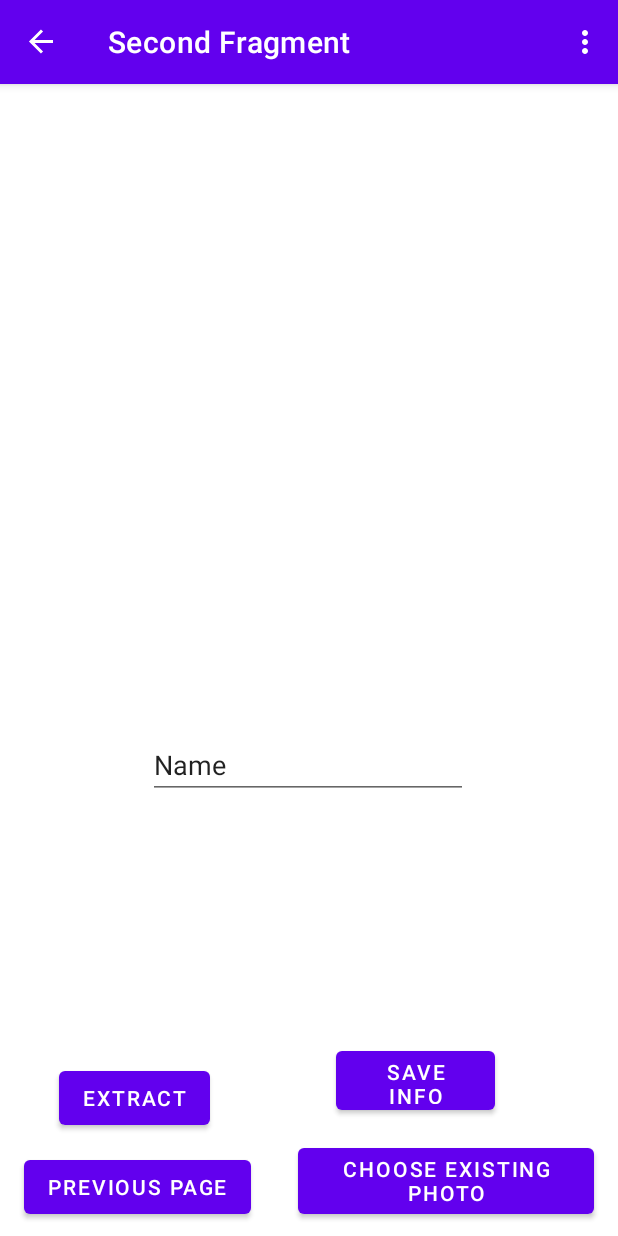
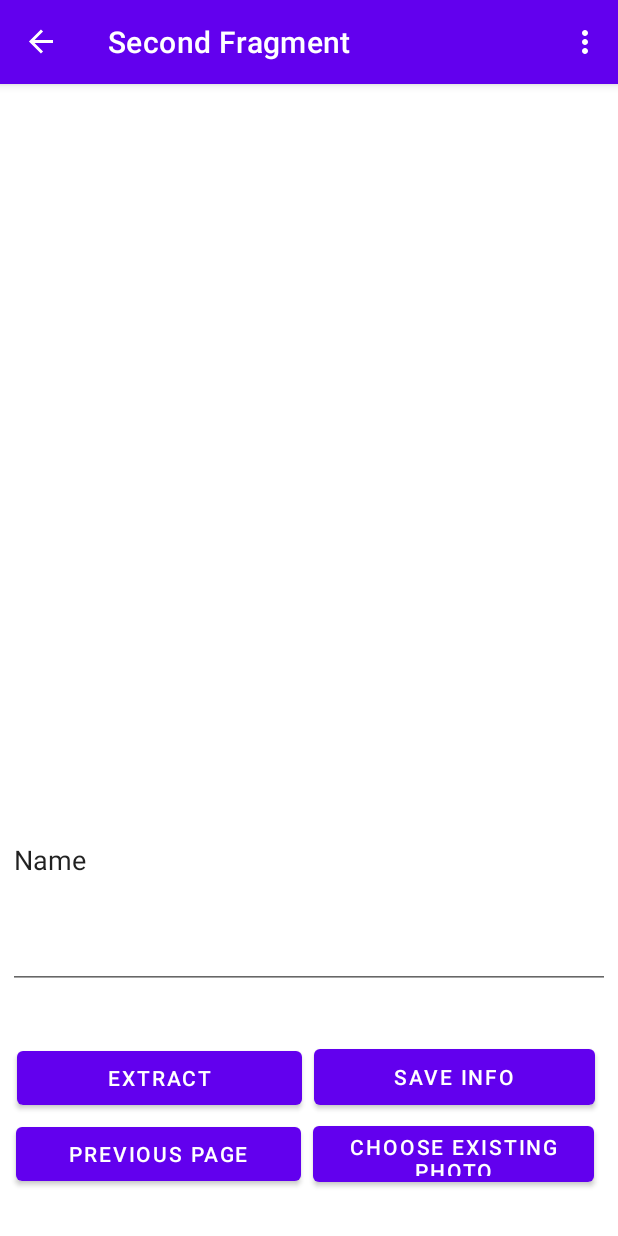
Before and after one commit to BrandonTCozart/receipt, an Android app: the SecondFragment screen opened through its navigation route, on a phone screen of 412 x 824 dp. Run offline under Robolectric (Android 15) with nearby library versions, the phone set to English and light mode, and no system bars; our stand-ins replace navigation-ui; libraries missing offline, so code that uses them is left out: com.google.mlkit.vision.

Commit message:
Updates
updates and simplification

```diff
--- a/app/src/main/java/com/example/iftaproject/FirstFragment.java
+++ b/app/src/main/java/com/example/iftaproject/FirstFragment.java
@@ -36,7 +36,7 @@ public class FirstFragment extends Fragment {
 
 
         notes = dataBaseHelper.getAllNotesFromLocalDB();
-        binding.textViewTotalReceipts.setText("" + notes.size());
+        binding.textViewTotalReceipts.setText("Total receipts scanned: " + notes.size());
 
         binding.buttonFirst.setOnClickListener(new View.OnClickListener() {
             @Override
--- a/app/src/main/java/com/example/iftaproject/SecondFragment.java
+++ b/app/src/main/java/com/example/iftaproject/SecondFragment.java
@@ -109,7 +109,7 @@ public class SecondFragment extends Fragment {
                 }else{
 
 
-                    receipt1 = new receipt("Restaurant", "total", "date", uriString);
+                    receipt1 = new receipt("Restaurant", "total", uriString);
                     dataBaseHelper.addOne(receipt1);
                 }
 
@@ -153,6 +153,7 @@ public class SecondFragment extends Fragment {
                                     //binding.textViewState.setText(state);
                                     //binding.textViewTextResults.setText(totalGallons);
 
+                                    /*
                                     if(data.contains("gas") || data.contains("Gas")|| data.contains("GAS")){
                                         receipt1 = new receipt("Gas", "total", "date", uriString);
                                         binding.editTextType.setText(receipt1.getType());
@@ -167,6 +168,10 @@ public class SecondFragment extends Fragment {
                                         receipt1 = new receipt("grocery", "total", "date", uriString);
                                         binding.editTextType.setText(receipt1.getType());
                                     }
+
+                                     */
+
+                                    binding.editTextType.setText(data);
 
 
 
--- a/app/src/main/res/layout/fragment_second.xml
+++ b/app/src/main/res/layout/fragment_second.xml
@@ -8,27 +8,27 @@
 
     <Button
         android:id="@+id/button_second"
-        android:layout_width="wrap_content"
-        android:layout_height="wrap_content"
+        android:layout_width="190dp"
+        android:layout_height="48dp"
         android:text="previous page"
         app:layout_constraintBottom_toBottomOf="parent"
         app:layout_constraintEnd_toEndOf="parent"
-        app:layout_constraintHorizontal_bias="0.062"
+        app:layout_constraintHorizontal_bias="0.049"
         app:layout_constraintStart_toStartOf="parent"
         app:layout_constraintTop_toTopOf="parent"
-        app:layout_constraintVertical_bias="0.988" />
+        app:layout_constraintVertical_bias="0.957" />
 
     <Button
         android:id="@+id/ReceiptButton"
-        android:layout_width="197dp"
-        android:layout_height="56dp"
+        android:layout_width="187dp"
+        android:layout_height="49dp"
         android:text="Choose Existing Photo"
         app:layout_constraintBottom_toBottomOf="parent"
         app:layout_constraintEnd_toEndOf="parent"
-        app:layout_constraintHorizontal_bias="0.925"
+        app:layout_constraintHorizontal_bias="0.928"
         app:layout_constraintStart_toStartOf="parent"
         app:layout_constraintTop_toTopOf="parent"
-        app:layout_constraintVertical_bias="0.988" />
+        app:layout_constraintVertical_bias="0.958" />
 
     <ImageView
         android:id="@+id/imageViewReceipt"
@@ -44,35 +44,35 @@
 
     <Button
         android:id="@+id/buttonExtract"
-        android:layout_width="wrap_content"
-        android:layout_height="wrap_content"
+        android:layout_width="190dp"
+        android:layout_height="48dp"
         android:text="Extract"
         app:layout_constraintBottom_toBottomOf="parent"
         app:layout_constraintEnd_toEndOf="parent"
-        app:layout_constraintHorizontal_bias="0.126"
+        app:layout_constraintHorizontal_bias="0.051"
         app:layout_constraintStart_toStartOf="parent"
         app:layout_constraintTop_toTopOf="parent"
-        app:layout_constraintVertical_bias="0.906" />
+        app:layout_constraintVertical_bias="0.887" />
 
     <Button
         android:id="@+id/buttonSave"
-        android:layout_width="106dp"
-        android:layout_height="51dp"
+        android:layout_width="187dp"
+        android:layout_height="49dp"
         android:text="Save Info"
         app:layout_constraintBottom_toBottomOf="parent"
         app:layout_constraintEnd_toEndOf="parent"
-        app:layout_constraintHorizontal_bias="0.731"
+        app:layout_constraintHorizontal_bias="0.932"
         app:layout_constraintStart_toStartOf="parent"
         app:layout_constraintTop_toTopOf="parent"
-        app:layout_constraintVertical_bias="0.891" />
+        app:layout_constraintVertical_bias="0.887" />
 
     <EditText
         android:id="@+id/editTextType"
-        android:layout_width="wrap_content"
-        android:layout_height="wrap_content"
+        android:layout_width="401dp"
+        android:layout_height="172dp"
         android:layout_marginTop="4dp"
         android:ems="10"
-        android:inputType="textPersonName"
+        android:inputType="text"
         android:text="Name"
         app:layout_constraintBottom_toBottomOf="parent"
         app:layout_constraintEnd_toEndOf="parent"
```
Also changed, not shown: app/src/main/java/com/example/iftaproject/DataBaseHelper.java (+11 -13 lines), app/src/main/java/com/example/iftaproject/receipt.java (+7 -17 lines), app/src/main/res/layout/fragment_first.xml (+5 -29 lines).
